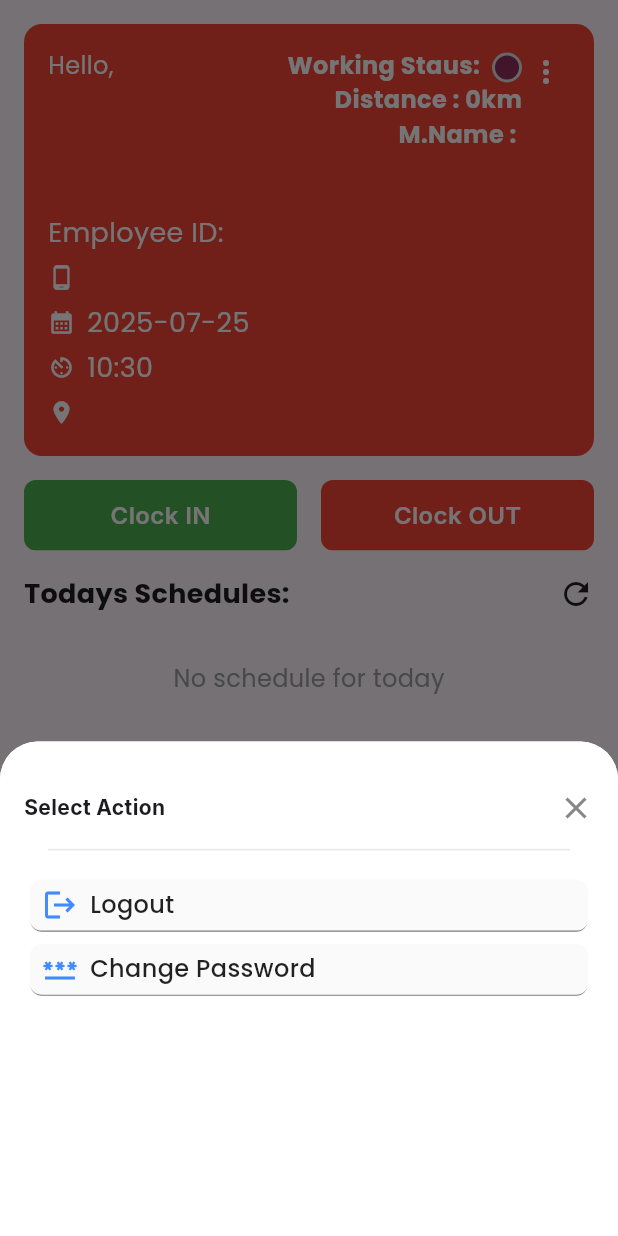
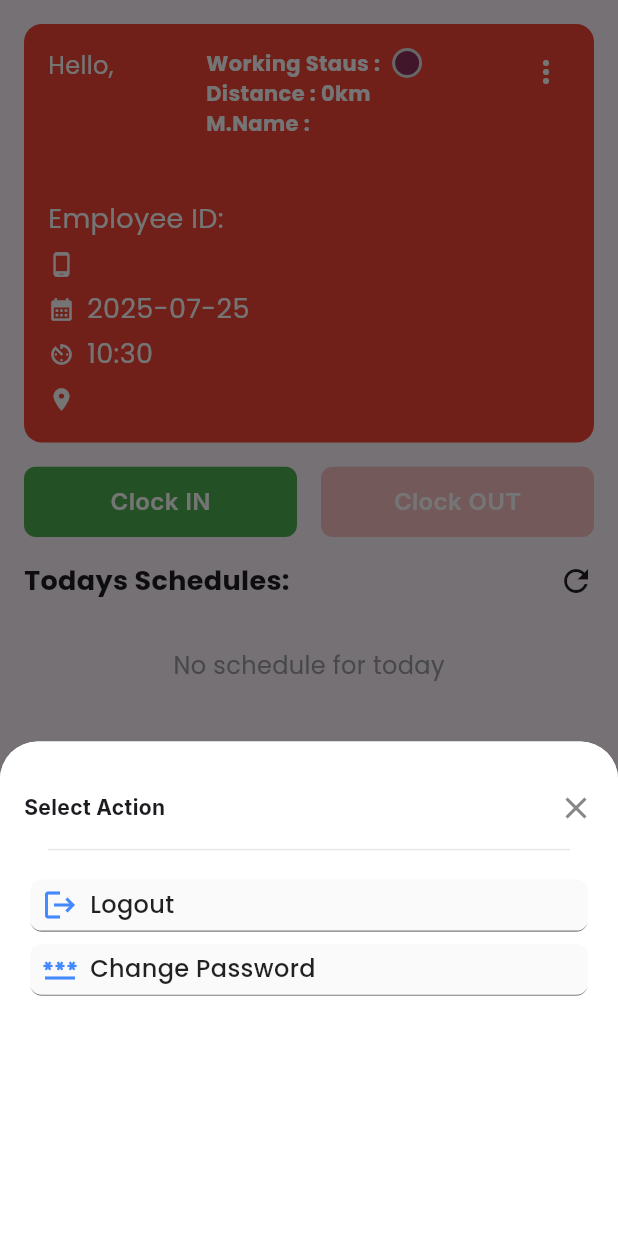
Before and after one commit to mevee/shop_app, a Flutter app: the HomeScreen screen opened by its route, after a tap on the "more vert" icon, on a phone screen of 412 x 824 dp. Run offline on Flutter 3.47's test engine with Material 3 defaults, Android fonts, the phone set to English and light mode, and no system bars; our stand-ins replace connectivity_plus, dio, flutter_local_notifications, flutter_svg, fpdart, geolocator and 9 more; missing offline and left inert: flutter_background_service; accounts and stored records are empty; network calls fail.

Commit message:
home screen manager name overflow fixed and clock in clock out btn managed

```diff
--- a/lib/modules/bottomNav/binding/botom_nav_binding.dart
+++ b/lib/modules/bottomNav/binding/botom_nav_binding.dart
@@ -6,7 +6,7 @@ import 'package:shop_app/data/schedule_service.dart';
 import 'package:shop_app/data/shop_master_service.dart';
 import 'package:shop_app/modules/bottomNav/controller/bottom_nav_controller.dart';
 import 'package:shop_app/modules/calendar/controller/calender_controller.dart';
-import 'package:shop_app/modules/home/controller/dashboard_controller.dart';
+import 'package:shop_app/modules/home/controller/home_controller.dart';
 import 'package:shop_app/modules/schedule/controller/schedule_controller.dart';
 import 'package:shop_app/modules/shop_master/controller/shop_master_controller.dart';
 
@@ -20,7 +20,7 @@ class BottomNavBinding extends Bindings {
     Get.lazyPut<EmployeeServiceProtocol>(() => EmployeeService());
     Get.lazyPut<LoginServiceProtocol>(() => LoginService());
     Get.lazyPut<ShopMasterServiceProtocol>(() => ShopMasterService());
-    Get.lazyPut<DashboardController>(() => DashboardController());
+    Get.lazyPut<HomeController>(() => HomeController());
     Get.lazyPut<ScheduleController>(() => ScheduleController());
     Get.lazyPut<CallenderController>(() => CallenderController());
     Get.lazyPut<ShopMasterController>(() => ShopMasterController());
--- a/lib/modules/home/binding/dashboard_binding.dart
+++ b/lib/modules/home/binding/dashboard_binding.dart
@@ -4,7 +4,7 @@ import 'package:shop_app/data/employee_service.dart';
 import 'package:shop_app/data/preference.dart';
 import 'package:shop_app/data/schedule_service.dart';
 import 'package:shop_app/data/session_pref_impl.dart';
-import 'package:shop_app/modules/home/controller/dashboard_controller.dart';
+import 'package:shop_app/modules/home/controller/home_controller.dart';
 
 class DashboardBinding extends Bindings {
   @override
@@ -14,6 +14,6 @@ class DashboardBinding extends Bindings {
     Get.lazyPut<SessionPref>(() => SPrefSessiomImpl());
     Get.lazyPut<EmployeeServiceProtocol>(() => EmployeeService());
     Get.lazyPut<ScheduleServiceProtocol>(() => ScheduleService());
-    Get.lazyPut<DashboardController>(() => DashboardController());
+    Get.lazyPut<HomeController>(() => HomeController());
   }
 }
--- a/lib/modules/home/controller/dashboard_controller.dart
+++ b/lib/modules/home/controller/home_controller.dart
@@ -16,7 +16,9 @@ import 'package:shop_app/models/login_response.dart';
 import 'package:shop_app/models/schedule_list_response.dart';
 import 'package:shop_app/navigation/app_pages.dart';
 
-class DashboardController extends BaseController {
+enum UserState { IDEAL, WORKING, NOT_WORKING }
+
+class HomeController extends BaseController {
   final EmployeeServiceProtocol _employeeService = Get.find();
   final ScheduleServiceProtocol _scheduleService = Get.find();
   final LoginServiceProtocol _loginService = Get.find();
@@ -36,7 +38,7 @@ class DashboardController extends BaseController {
   RxBool isPunchInProgress = false.obs;
   RxBool isPunchOutProgress = false.obs;
 
-  RxBool clockedIn = false.obs;
+  Rx<UserState> userState = UserState.IDEAL.obs;
   RxString distance = "0km".obs;
 
   Rx<AttandanceModel> attandanceObj = AttandanceModel().obs;
@@ -115,13 +117,12 @@ class DashboardController extends BaseController {
         );
         if (response.results != null && response.results!.isNotEmpty) {
           attandanceObj.value = response.results!.first;
-          clockedIn.value =
-              attandanceObj.value.isLoggedIn &&
-              !attandanceObj.value.isLoggedOut;
-          userManager.setIsWorking(
-            attandanceObj.value.isLoggedIn && !attandanceObj.value.isLoggedOut,
-          );
-          _startForgrundService();
+          if (attandanceObj.value.isLoggedIn &&
+              !attandanceObj.value.isLoggedOut) {
+            userState.value = UserState.WORKING;
+            userManager.setIsWorking(true);
+            _startForgrundService();
+          }
         }
       }
     } on DioException catch (e) {
@@ -142,7 +143,7 @@ class DashboardController extends BaseController {
     isPunchOutProgress.value = true;
 
     final ClockRequest loginData = ClockRequest(
-      id: userManager.getUserData()?.login?.id,
+      id: attandanceObj.value.id,
       username: userManager.getUserData()?.login?.userName,
       loginTime: DateFormatter.getCurrentDateTimeString(),
       loginLat: inLocation.lat.toString(),
@@ -236,17 +237,35 @@ class DashboardController extends BaseController {
     );
     try {
       final response = await _employeeService.getEmployeeAttandance(request);
-      if (response.results != null && response.results!.isNotEmpty) {
-        attandanceObj.value = response.results!.first;
-        isPunchInProgress.refresh();
-        isPunchOutProgress.refresh();
-        clockedIn.value =
-            attandanceObj.value.isLoggedIn && !attandanceObj.value.isLoggedOut;
-        userManager.setIsWorking(
-          attandanceObj.value.isLoggedIn && !attandanceObj.value.isLoggedOut,
-        );
-        _startForgrundService();
+      if (response.results != null) {
+        if (response.results!.isNotEmpty == true) {
+          attandanceObj.value = response.results!.first;
+          isPunchInProgress.refresh();
+          isPunchOutProgress.refresh();
+
+          if (attandanceObj.value.isLoggedIn) {
+            if (attandanceObj.value.isLoggedOut == false) {
+              userState.value = UserState.WORKING;
+              userManager.setIsWorking(true);
+              _startForgrundService();
+            } else {
+              userState.value = UserState.NOT_WORKING;
+              userManager.setIsWorking(false);
+            }
+          } else {
+            userManager.setIsWorking(false);
+            userState.value = UserState.IDEAL;
+          }
+        } else {
+          userState.value = UserState.IDEAL;
+          attandanceObj.value.id = -1;
+          userManager.setIsWorking(false);
+          // attandanceObj.value.isLoggedIn =
+        }
       }
+      getEmployeeTravelDistance();
+
+      print("userState:::${userState.value}");
     } on DioException catch (e) {
       // final errorMessage = e.response?.data['error'] ?? "Failed to update password";
       // AppToast.showToast(message: errorMessage);
@@ -262,7 +281,6 @@ class DashboardController extends BaseController {
   }
 
   Future<void> getTodaysSchedules() async {
-    getEmployeeAttandance();
     isTodaysLoding.value = true;
     try {
       final response = await _scheduleService.getScheduleByDate(
--- a/lib/modules/home/home_screen.dart
+++ b/lib/modules/home/home_screen.dart
@@ -1,17 +1,16 @@
 import 'package:flutter/material.dart';
 import 'package:get/get.dart';
 import 'package:google_fonts/google_fonts.dart';
-import 'package:shop_app/common/app_toast.dart';
 import 'package:shop_app/common/two_state_widget.dart';
 import 'package:shop_app/data/network/app_colors.dart';
 import 'package:shop_app/models/login_response.dart';
 import 'package:shop_app/models/schedule_list_response.dart';
-import 'package:shop_app/modules/home/controller/dashboard_controller.dart';
+import 'package:shop_app/modules/home/controller/home_controller.dart';
 import 'package:shop_app/modules/home/more_options_bottom.dart';
 import 'package:shop_app/navigation/app_pages.dart';
 import 'package:shop_app/widgets/tap_anim_button.dart';
 
-class HomeScreen extends GetView<DashboardController> {
+class HomeScreen extends GetView<HomeController> {
   const HomeScreen({super.key});
 
   @override
@@ -27,36 +26,15 @@ class HomeScreen extends GetView<DashboardController> {
               children: [
                 Obx(() => userInfoWidget(controller.userData.value.login)),
                 verticalSpace(16.0),
-                // Padding(
-                //   padding: const EdgeInsets.symmetric(vertical: 12.0),
-                //   child: Row(
-                //     children: [
-                //       Image(image: AssetImages.timeline, width: 24, height: 24),
-                //       horizontalSpace(8),
-                //       Text(
-                //         "Distance Travelled Today: ",
-                //         style: GoogleFonts.poppins(
-                //           fontSize: 16,
-                //           fontWeight: FontWeight.normal,
-                //         ),
-                //       ),
-                //       Text(
-                //         controller.distance.value,
-                //         style: GoogleFonts.poppins(
-                //           fontSize: 16,
-                //           fontWeight: FontWeight.bold,
-                //         ),
-                //       ),
-                //     ],
-                //   ),
-                // ),
+
                 Row(
                   children: [
                     Expanded(
                       child: Obx(
                         () => buttonWithLoader(
                           disable:
-                              (controller.attandanceObj.value.isLoggedIn ||
+                              (controller.userState.value == UserState.WORKING ||
+                              controller.userState.value == UserState.NOT_WORKING ||
                                   controller.isPunchInProgress.value)
                               ? true
                               : false,
@@ -77,7 +55,8 @@ class HomeScreen extends GetView<DashboardController> {
                       child: Obx(
                         () => buttonWithLoader(
                           disable:
-                              (controller.attandanceObj.value.isLoggedOut ||
+                              (controller.userState.value == UserState.IDEAL ||
+                              controller.userState.value == UserState.NOT_WORKING ||
                                   controller.isPunchOutProgress.value)
                               ? true
                               : false,
@@ -229,33 +208,32 @@ class HomeScreen extends GetView<DashboardController> {
               Expanded(
                 flex: 2,
                 child: Column(
-                  crossAxisAlignment: CrossAxisAlignment.end,
-                  mainAxisAlignment: MainAxisAlignment.end,
+                  // crossAxisAlignment: CrossAxisAlignment.start,
+                  // mainAxisAlignment: MainAxisAlignment.end,
                   children: [
                     Row(
-                      mainAxisAlignment: MainAxisAlignment.end,
-                      crossAxisAlignment: CrossAxisAlignment.end,
+                      crossAxisAlignment: CrossAxisAlignment.center,
                       children: [
                         Text(
-                          "Working Staus:",
+                          "Working Staus :",
                           style: GoogleFonts.poppins(
-                            fontSize: 16,
+                            fontSize: 14,
                             fontWeight: FontWeight.bold,
                             color: Colors.white,
                           ),
                         ),
                         horizontalSpace(8),
-                        Obx(() => circleDot(controller.clockedIn.value)),
+                        Obx(() => circleDot(controller.userState.value == UserState.WORKING)),
                       ],
                     ),
                     Row(
-                      mainAxisAlignment: MainAxisAlignment.end,
-                      crossAxisAlignment: CrossAxisAlignment.end,
+                      // mainAxisAlignment: MainAxisAlignment.end,
+                      // crossAxisAlignment: CrossAxisAlignment.end,
                       children: [
                         Text(
                           "Distance : ",
                           style: GoogleFonts.poppins(
-                            fontSize: 16,
+                            fontSize: 14,
                             fontWeight: FontWeight.bold,
                             color: Colors.white,
                           ),
@@ -264,7 +242,7 @@ class HomeScreen extends GetView<DashboardController> {
                           () => Text(
                             controller.distance.value,
                             style: GoogleFonts.poppins(
-                              fontSize: 16,
+                              fontSize: 14,
                               fontWeight: FontWeight.bold,
                               color: Colors.white,
                             ),
@@ -273,24 +251,29 @@ class HomeScreen extends GetView<DashboardController> {
                       ],
                     ),
                     Row(
-                      mainAxisAlignment: MainAxisAlignment.end,
-                      crossAxisAlignment: CrossAxisAlignment.end,
+                      // mainAxisAlignment: MainAxisAlignment.start,
+                      crossAxisAlignment: CrossAxisAlignment.start,
+                      // alignment: WrapAlignment.start,
                       children: [
                         Text(
                           "M.Name : ",
                           style: GoogleFonts.poppins(
-                            fontSize: 16,
+                            fontSize: 14,
                             fontWeight: FontWeight.bold,
                             color: Colors.white,
                           ),
                         ),
                         Obx(
-                          () => Text(
-                            controller.userData.value.login?.managerName ?? "",
-                            style: GoogleFonts.poppins(
-                              fontSize: 16,
-                              fontWeight: FontWeight.bold,
-                              color: Colors.white,
+                          () => Flexible(
+                            child: Text(
+                              controller.userData.value.login?.managerName ?? "",
+                              overflow:TextOverflow.clip ,
+                              softWrap: true,
+                              style: GoogleFonts.poppins(
+                                fontSize: 14,
+                                fontWeight: FontWeight.bold,
+                                color: Colors.white,
+                              ),
                             ),
                           ),
                         ),
--- a/lib/modules/home/more_options_bottom.dart
+++ b/lib/modules/home/more_options_bottom.dart
@@ -2,12 +2,12 @@ import 'package:flutter/material.dart';
 import 'package:get/get.dart';
 import 'package:google_fonts/google_fonts.dart';
 import 'package:shop_app/data/network/app_colors.dart';
-import 'package:shop_app/modules/home/controller/dashboard_controller.dart';
+import 'package:shop_app/modules/home/controller/home_controller.dart';
 import 'package:shop_app/navigation/app_pages.dart';
 import 'package:shop_app/widgets/common_extension.dart';
 import 'package:shop_app/widgets/helper.dart';
 
-class MoreOptionBottomSheet extends GetView<DashboardController> {
+class MoreOptionBottomSheet extends GetView<HomeController> {
   const MoreOptionBottomSheet({super.key});
 
   @override
```
Also changed, not shown: lib/location_service/workmanger_util.dart (+84 -84 lines).
